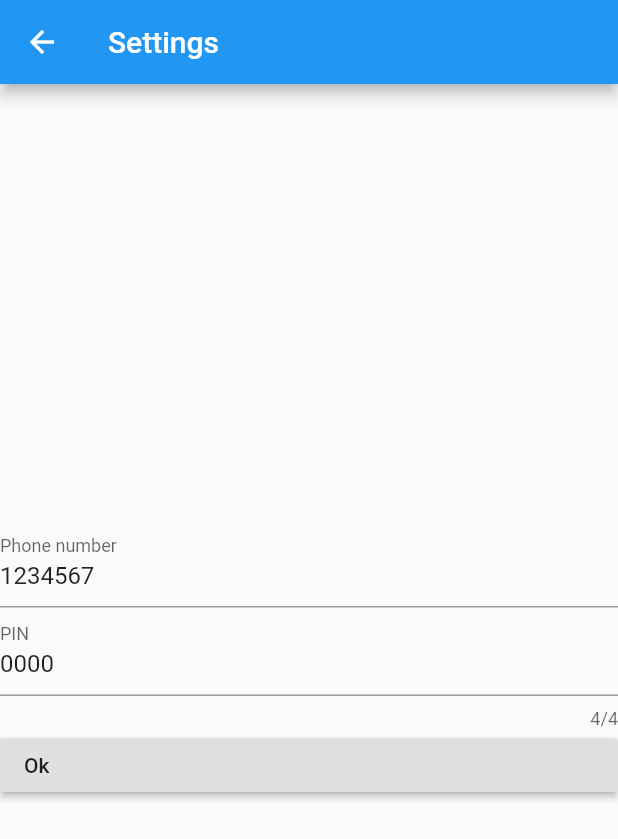
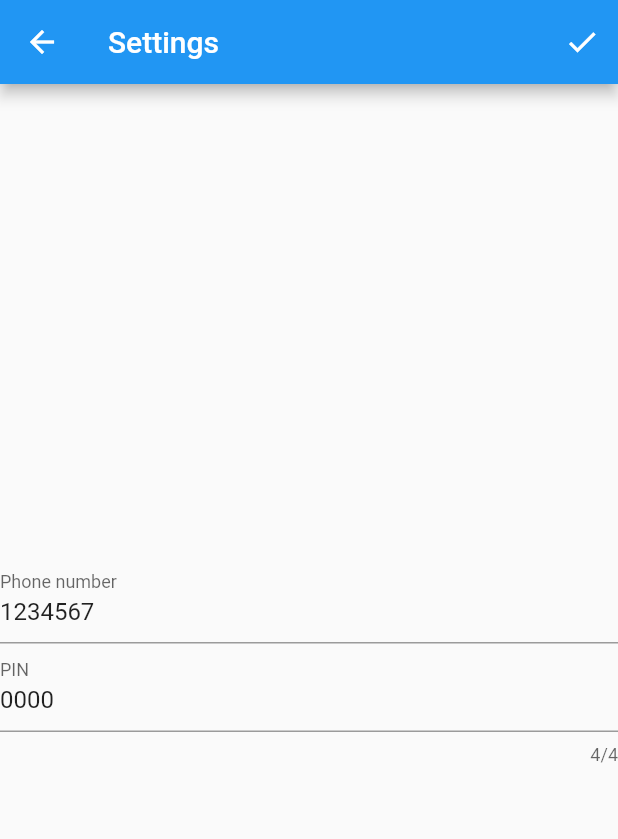
Before and after one commit to wjr-/heater-starter, a Flutter app: the screen it shows after launch, after a tap on the "settings" icon, on a phone screen of 412 x 824 dp. Shown: the top 839 px of the screen. Run offline on Flutter 3.47's test engine with Material 2 defaults, Android fonts, the phone set to English and light mode, and no system bars; missing offline and left inert: sms.

Commit message:
Moved ok button on settings screen to app bar

```diff
--- a/heater_starter/lib/settings_screen.dart
+++ b/heater_starter/lib/settings_screen.dart
@@ -23,11 +23,24 @@ class _HeaterStarterSettingsState extends State<HeaterStarterSettingsScreen> {
   final _phoneNumberController = TextEditingController();
   final _pinController = TextEditingController();
 
+  void _saveSettings() {
+    appState.phoneNumber = _phoneNumberController.text;
+    appState.pin = _pinController.text;
+    Navigator.pop(context);
+  }
+
   @override
   Widget build(BuildContext context) {
     return Scaffold(
       appBar: AppBar(
         title: Text("Settings"),
+        actions: <Widget>[
+          IconButton(
+            icon: Icon(Icons.check),
+            tooltip: "Save",
+            onPressed: _saveSettings,
+          )
+        ],
       ),
       body: Center(
         child: Column(
@@ -54,15 +67,6 @@ class _HeaterStarterSettingsState extends State<HeaterStarterSettingsScreen> {
                 ],
               ),
             ),
-            RaisedButton(
-                onPressed: () {
-                  appState.phoneNumber = _phoneNumberController.text;
-                  appState.pin = _pinController.text;
-                  Navigator.pop(context);
-                },
-                child: Row(
-                  children: <Widget>[Text('Ok')],
-                ))
           ],
         ),
       ),
```
